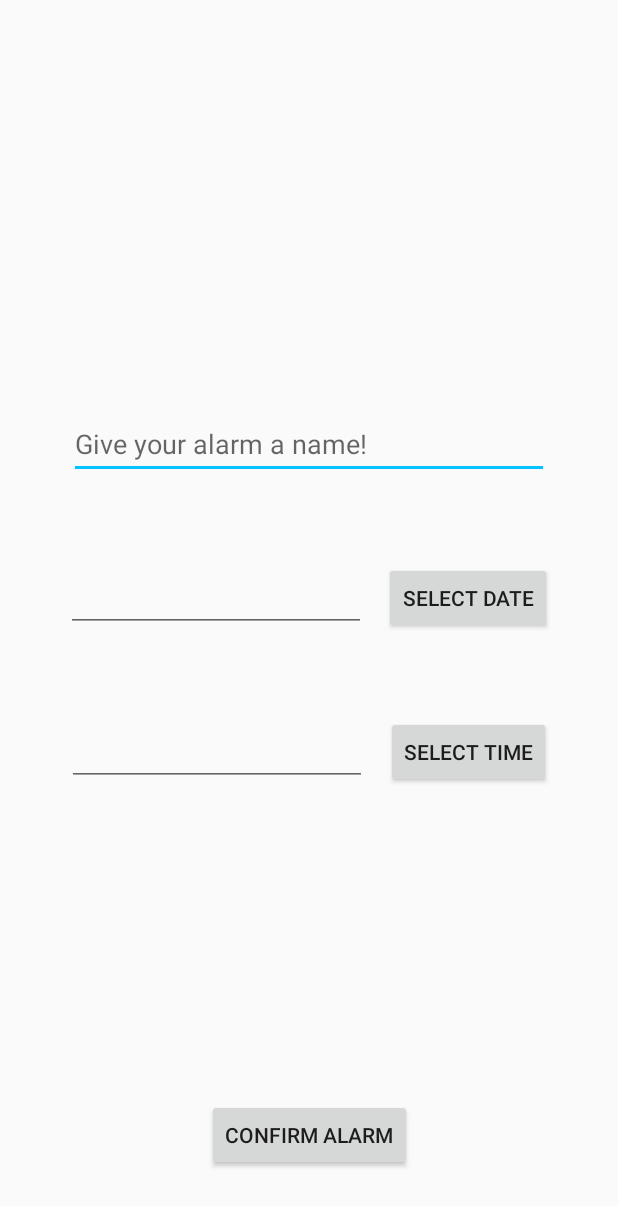
After one commit to FukigenDEV/Team3-OnTime, an Android app: the fragment CreateAlarm shown on its own in the app's theme, on a phone screen of 412 x 824 dp. The commit adds this screen. Shown: the top 1206 px of the screen. Run offline under Robolectric (Android 15) with nearby library versions, the phone set to English and light mode, and no system bars; our stand-ins replace Firebase (no records; nobody signed in at launch, a user with empty details on screens opened directly); 2 statements that could not run were skipped.

Commit message:
added a 'add new alarm' screen and the backend behind said screen
the user can now go to a groups page and click a button to add a new alarm. This button opens a new screen where a name, date and time can be selected. When everything is filled in, a 'confirm' button can be pressed, which sends the data to the database, and puts the user back into the screen of the group they were in

```diff
--- /dev/null
+++ b/PROTOTYPES/OnTimeApp/app/src/main/java/com/example/ontimeapp/CreateAlarm.java
@@ -0,0 +1,125 @@
+package com.example.ontimeapp;
+
+import android.app.DatePickerDialog;
+import android.app.TimePickerDialog;
+import android.content.Context;
+import android.os.Bundle;
+import android.view.LayoutInflater;
+import android.view.View;
+import android.view.ViewGroup;
+import android.widget.Button;
+import android.widget.DatePicker;
+import android.widget.EditText;
+import android.widget.TimePicker;
+import android.widget.Toast;
+
+import androidx.annotation.NonNull;
+import androidx.fragment.app.Fragment;
+import androidx.fragment.app.FragmentTransaction;
+
+import com.google.firebase.database.DatabaseReference;
+import com.google.firebase.database.FirebaseDatabase;
+
+import java.util.Calendar;
+import java.util.Date;
+
+public class CreateAlarm extends Fragment implements View.OnClickListener {
+
+    Button btnDatePicker, btnTimePicker, confirmAlarm;
+    EditText alarmName, alarmDate, alarmTime;
+    private int pickedYear, pickedMonth, pickedDay, pickedHour, pickedMinute;
+    String alarmNamestring, alarmDatestring, alarmTimestring, groupCode, groupName;
+
+    @Override
+    public void onAttach(@NonNull Context context){
+        super.onAttach(context);
+        Bundle args = getArguments();
+        groupCode = args.getString("groupCode");
+        groupName = args.getString("groupName");
+    }
+
+    public CreateAlarm() {
+        // Required empty public constructor
+    }
+
+    @Override
+    public View onCreateView(final LayoutInflater inflater, ViewGroup container, Bundle savedInstanceState){
+        View rootView = inflater.inflate(R.layout.activity_createalarm, container, false);
+
+        alarmName = rootView.findViewById(R.id.setAlarmName);
+        alarmDate = rootView.findViewById(R.id.newAlarmDatetxt);
+        alarmTime = rootView.findViewById(R.id.newAlarmTimetxt);
+
+        btnDatePicker = rootView.findViewById(R.id.newAlarmDatebtn);
+        btnTimePicker = rootView.findViewById(R.id.newAlarmTimebtn);
+        confirmAlarm = rootView.findViewById(R.id.confirmNewAlarmbtn);
+
+        btnDatePicker.setOnClickListener(this);
+        btnTimePicker.setOnClickListener(this);
+        confirmAlarm.setOnClickListener(this);
+
+        return rootView;
+    }
+
+    @Override
+    public void onClick(View v) {
+        final FragmentManagement fragmentManagement = new FragmentManagement();
+        final FragmentTransaction transaction = getFragmentManager().beginTransaction();
+
+        int viewId = v.getId();
+
+        if(viewId == R.id.newAlarmDatebtn){
+
+            final Calendar c = Calendar.getInstance();
+            pickedYear = c.get(Calendar.YEAR);
+            pickedMonth = c.get(Calendar.MONTH);
+            pickedDay = c.get(Calendar.DAY_OF_MONTH);
+
+            DatePickerDialog datePickerDialog = new DatePickerDialog(getContext(), new DatePickerDialog.OnDateSetListener() {
+                @Override
+                public void onDateSet(DatePicker view, int year, int month, int dayOfMonth) {
+                    alarmDate.setText(dayOfMonth + "-" + (month + 1) + "-" + year);
+                }
+            }, pickedYear, pickedMonth, pickedDay);
+            datePickerDialog.show();
+        }
+        else if(viewId == R.id.newAlarmTimebtn){
+
+            final Calendar c = Calendar.getInstance();
+            pickedHour = c.get(Calendar.HOUR_OF_DAY);
+            pickedMinute = c.get(Calendar.MINUTE);
+
+            TimePickerDialog timePickerDialog = new TimePickerDialog(getContext(), new TimePickerDialog.OnTimeSetListener() {
+                @Override
+                public void onTimeSet(TimePicker view, int hourOfDay, int minute) {
+                    alarmTime.setText(hourOfDay + ":" + minute);
+                }
+            }, pickedHour, pickedMinute, true);
+            timePickerDialog.show();
+        }
+        else if(viewId == R.id.confirmNewAlarmbtn){
+            alarmNamestring = alarmName.getText().toString();
+            alarmDatestring = alarmDate.getText().toString();
+            alarmTimestring = alarmTime.getText().toString();
+            if (alarmNamestring.isEmpty() || alarmDatestring.isEmpty() || alarmTimestring.isEmpty()){
+                Toast.makeText(getContext(), "Please fill in all of the fields", Toast.LENGTH_SHORT).show();
+            }
+            else{
+                FirebaseDatabase firebaseDatabase = FirebaseDatabase.getInstance();
+                DatabaseReference databaseReference = firebaseDatabase.getReference().child("Groups").child(groupCode).child("Alarms").child(alarmNamestring);
+                Alarm alarm = new Alarm(alarmNamestring, alarmDatestring, alarmTimestring);
+                databaseReference.setValue(alarm);
+                Toast.makeText(getContext(), "Alarm successfully added!", Toast.LENGTH_SHORT).show();
+
+                Bundle bundle = new Bundle();
+                bundle.putString("groupName", groupName);
+                bundle.putString("groupCode", groupCode);
+
+                Fragment selectedGroup = new SelectedGroup();
+                selectedGroup.setArguments(bundle);
+
+                fragmentManagement.setMainFragment(alarmName, transaction, selectedGroup, groupCode);
+            }
+        }
+    }
+}
--- a/PROTOTYPES/OnTimeApp/app/src/main/java/com/example/ontimeapp/MainMenu.java
+++ b/PROTOTYPES/OnTimeApp/app/src/main/java/com/example/ontimeapp/MainMenu.java
@@ -59,8 +59,7 @@ public class MainMenu extends Fragment implements View.OnClickListener {
     }
 
     @Override
-    public View onCreateView(final LayoutInflater inflater, ViewGroup container,
-            Bundle savedInstanceState) {
+    public View onCreateView(final LayoutInflater inflater, ViewGroup container, Bundle savedInstanceState) {
         View rootView = inflater.inflate(R.layout.activity_mainmenu, container, false);
 
         final RecyclerView recyclerView = (RecyclerView) rootView.findViewById(R.id.recyclerview);
--- /dev/null
+++ b/PROTOTYPES/OnTimeApp/app/src/main/res/layout/activity_createalarm.xml
@@ -0,0 +1,107 @@
+<?xml version="1.0" encoding="utf-8"?>
+<androidx.constraintlayout.widget.ConstraintLayout xmlns:android="http://schemas.android.com/apk/res/android"
+    xmlns:app="http://schemas.android.com/apk/res-auto"
+    xmlns:tools="http://schemas.android.com/tools"
+    android:layout_width="match_parent"
+    android:layout_height="match_parent">
+
+    <EditText
+        android:id="@+id/setAlarmName"
+        android:layout_width="320dp"
+        android:layout_height="46dp"
+        android:layout_marginStart="32dp"
+        android:layout_marginLeft="32dp"
+        android:layout_marginTop="250dp"
+        android:layout_marginEnd="32dp"
+        android:layout_marginRight="32dp"
+        android:layout_marginBottom="16dp"
+        android:hint="Give your alarm a name!"
+        app:layout_constraintBottom_toTopOf="@+id/newAlarmDatebtn"
+        app:layout_constraintEnd_toEndOf="parent"
+        app:layout_constraintStart_toStartOf="parent"
+        app:layout_constraintTop_toTopOf="parent" />
+
+    <EditText
+        android:id="@+id/newAlarmDatetxt"
+        android:layout_width="200dp"
+        android:layout_height="wrap_content"
+        android:layout_alignParentStart="true"
+        android:layout_alignParentLeft="true"
+        android:layout_alignParentTop="true"
+        android:layout_marginStart="32dp"
+        android:layout_marginLeft="32dp"
+        android:layout_marginTop="32dp"
+        android:layout_marginBottom="16dp"
+        app:layout_constraintBottom_toTopOf="@+id/newAlarmTimetxt"
+        app:layout_constraintEnd_toStartOf="@+id/newAlarmDatebtn"
+        app:layout_constraintStart_toStartOf="parent"
+        app:layout_constraintTop_toBottomOf="@+id/setAlarmName" />
+
+    <Button
+        android:id="@+id/newAlarmDatebtn"
+        android:layout_width="wrap_content"
+        android:layout_height="wrap_content"
+        android:layout_alignBottom="@+id/newAlarmDatetxt"
+        android:layout_marginTop="16dp"
+        android:layout_marginEnd="32dp"
+        android:layout_marginRight="32dp"
+        android:layout_marginBottom="16dp"
+        android:layout_toEndOf="@+id/newAlarmDatetxt"
+        android:layout_toRightOf="@+id/newAlarmDatetxt"
+        android:text="SELECT DATE"
+        app:layout_constraintBottom_toTopOf="@+id/newAlarmTimebtn"
+        app:layout_constraintEnd_toEndOf="parent"
+        app:layout_constraintStart_toEndOf="@+id/newAlarmDatetxt"
+        app:layout_constraintTop_toBottomOf="@+id/setAlarmName" />
+
+    <EditText
+        android:id="@+id/newAlarmTimetxt"
+        android:layout_width="200dp"
+        android:layout_height="wrap_content"
+        android:layout_below="@+id/newAlarmDatetxt"
+        android:layout_alignParentStart="true"
+        android:layout_alignParentLeft="true"
+        android:layout_marginStart="32dp"
+        android:layout_marginLeft="32dp"
+        android:layout_marginTop="16dp"
+        android:layout_marginBottom="275dp"
+        app:layout_constraintBottom_toBottomOf="parent"
+        app:layout_constraintEnd_toStartOf="@+id/newAlarmTimebtn"
+        app:layout_constraintStart_toStartOf="parent"
+        app:layout_constraintTop_toBottomOf="@+id/newAlarmDatetxt" />
+
+    <Button
+        android:id="@+id/newAlarmTimebtn"
+        android:layout_width="wrap_content"
+        android:layout_height="wrap_content"
+        android:layout_below="@+id/newAlarmDatebtn"
+        android:layout_alignStart="@+id/newAlarmDatebtn"
+        android:layout_alignLeft="@+id/newAlarmDatebtn"
+        android:layout_marginTop="16dp"
+        android:layout_marginEnd="32dp"
+        android:layout_marginRight="32dp"
+        android:layout_marginBottom="275dp"
+        android:text="SELECT TIME"
+        app:layout_constraintBottom_toBottomOf="parent"
+        app:layout_constraintEnd_toEndOf="parent"
+        app:layout_constraintStart_toEndOf="@+id/newAlarmTimetxt"
+        app:layout_constraintTop_toBottomOf="@+id/newAlarmDatebtn"
+        app:layout_constraintVertical_bias="1.0" />
+
+    <Button
+        android:id="@+id/confirmNewAlarmbtn"
+        android:layout_width="wrap_content"
+        android:layout_height="wrap_content"
+        android:layout_marginStart="32dp"
+        android:layout_marginLeft="32dp"
+        android:layout_marginTop="195dp"
+        android:layout_marginEnd="32dp"
+        android:layout_marginRight="32dp"
+        android:layout_marginBottom="32dp"
+        android:text="Confirm Alarm"
+        app:layout_constraintBottom_toBottomOf="parent"
+        app:layout_constraintEnd_toEndOf="parent"
+        app:layout_constraintStart_toStartOf="parent"
+        app:layout_constraintTop_toBottomOf="@+id/newAlarmTimebtn" />
+
+</androidx.constraintlayout.widget.ConstraintLayout>
```
Also changed, not shown: PROTOTYPES/OnTimeApp/app/src/main/AndroidManifest.xml (+0 -7 lines), PROTOTYPES/OnTimeApp/app/src/main/java/com/example/ontimeapp/Alarm.java (added, +40 -0 lines), PROTOTYPES/OnTimeApp/app/src/main/java/com/example/ontimeapp/SelectedGroup.java (+19 -0 lines), PROTOTYPES/OnTimeApp/app/src/main/res/layout/activity_selectedgroup.xml (+21 -11 lines).
